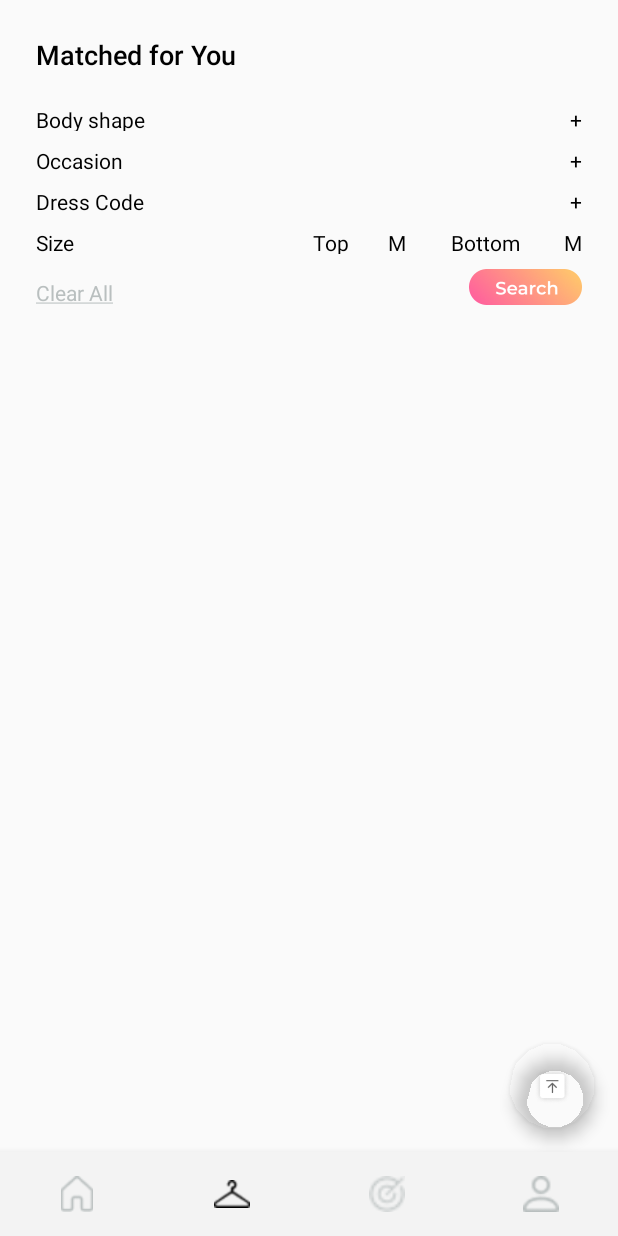
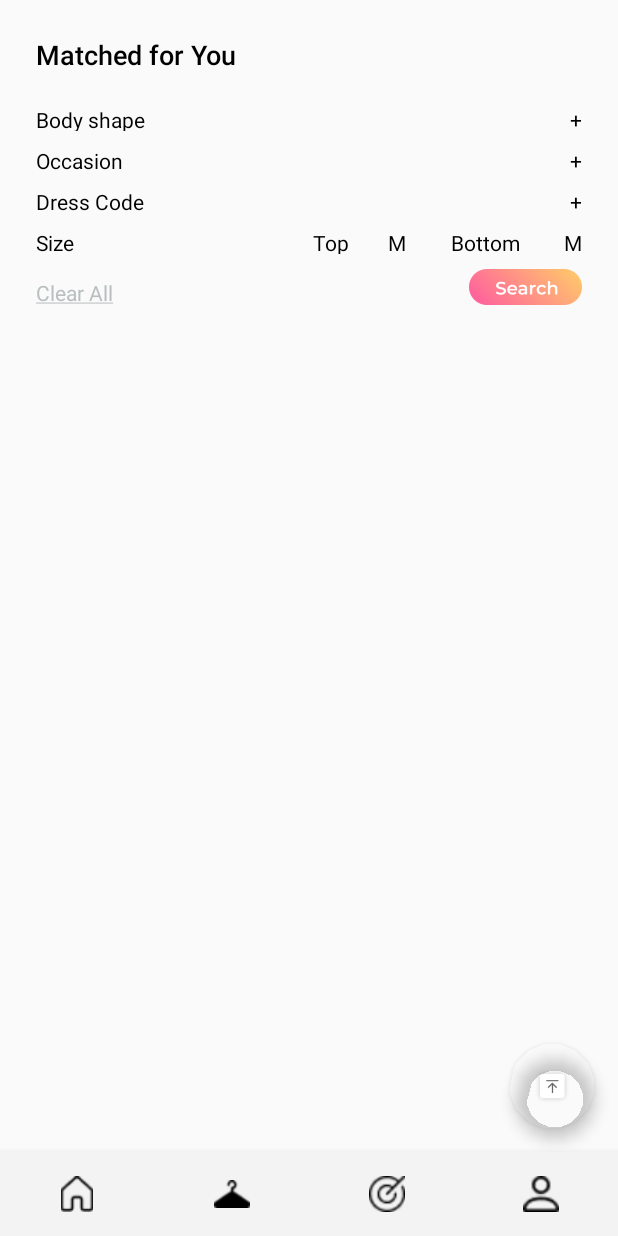
Before and after one commit to BEAUTIPS/P0, an Android app: the screen it shows after launch (MainActivity), item 2 of the bottom bar chosen, on a phone screen of 412 x 824 dp. Run offline under Robolectric (Android 15) with nearby library versions, the phone set to English and light mode, and no system bars; our stand-ins replace Firebase (no records; nobody signed in at launch, a user with empty details on screens opened directly), Picasso, navigation-ui; libraries missing offline, so code that uses them is left out: com.ashokvarma.gander; pictures from the network do not load; 2 statements that could not run were skipped.

Commit message:
adding placeholders

```diff
--- /dev/null
+++ b/merged_version/app/src/main/res/drawable/closet_nav.xml
@@ -0,0 +1,5 @@
+<?xml version="1.0" encoding="utf-8"?>
+<selector xmlns:android="http://schemas.android.com/apk/res/android">
+    <item android:drawable="@drawable/closet" android:state_checked="false"/>
+    <item android:drawable="@drawable/cloth_click" android:state_checked="true"/>
+</selector>
--- /dev/null
+++ b/merged_version/app/src/main/res/drawable/home_nav.xml
@@ -0,0 +1,5 @@
+<?xml version="1.0" encoding="utf-8"?>
+<selector xmlns:android="http://schemas.android.com/apk/res/android">
+    <item android:drawable="@drawable/home" android:state_checked="false"/>
+    <item android:drawable="@drawable/home_click" android:state_checked="true"/>
+</selector>
--- a/merged_version/app/src/main/res/drawable/navigation_view_colored.xml
+++ b/merged_version/app/src/main/res/drawable/navigation_view_colored.xml
@@ -1,5 +1,5 @@
 <?xml version="1.0" encoding="utf-8"?>
 <selector xmlns:android="http://schemas.android.com/apk/res/android">
-    <item android:state_checked="false" android:color="@color/gray" />
+    <item android:state_checked="false" android:color="@color/black" />
     <item android:state_checked="true" android:color="@color/black" />
 </selector>
--- /dev/null
+++ b/merged_version/app/src/main/res/drawable/people_nav.xml
@@ -0,0 +1,5 @@
+<?xml version="1.0" encoding="utf-8"?>
+<selector xmlns:android="http://schemas.android.com/apk/res/android">
+    <item android:drawable="@drawable/people" android:state_checked="false"/>
+    <item android:drawable="@drawable/people_click" android:state_checked="true"/>
+</selector>
--- /dev/null
+++ b/merged_version/app/src/main/res/drawable/target_nav.xml
@@ -0,0 +1,5 @@
+<?xml version="1.0" encoding="utf-8"?>
+<selector xmlns:android="http://schemas.android.com/apk/res/android">
+    <item android:drawable="@drawable/target" android:state_checked="false"/>
+    <item android:drawable="@drawable/target_click" android:state_checked="true"/>
+</selector>
--- a/merged_version/app/src/main/res/menu/navigation.xml
+++ b/merged_version/app/src/main/res/menu/navigation.xml
@@ -3,12 +3,13 @@
     xmlns:app="http://schemas.android.com/apk/res-auto">
     <item
         android:id="@+id/navigation_home"
-        android:icon="@drawable/home"
+        android:icon="@drawable/home_nav"
         android:title="home" />
 
     <item
         android:id="@+id/navigation_group_test2"
-        android:icon="@drawable/closet"
+        android:icon="@drawable/closet_nav"
+        android:iconTint="@color/black"
         android:title="closet" />
 
 <!--    <item-->
@@ -18,12 +19,13 @@
 
     <item
         android:id="@+id/navigation_list"
-        android:icon="@drawable/target"
+        android:icon="@drawable/target_nav"
+        android:background ="@color/black"
         android:title="target" />
 
     <item
         android:id="@+id/navigation_group_test3"
-        android:icon="@drawable/people"
+        android:icon="@drawable/people_nav"
         android:title="target" />
 
 
```
Also changed, not shown: merged_version/app/src/main/res/drawable/cloth_click.png (added), merged_version/app/src/main/res/drawable/home_click.png (added), merged_version/app/src/main/res/drawable/people_click.png (added), merged_version/app/src/main/res/drawable/small.png (added), merged_version/app/src/main/res/drawable/target.png, merged_version/app/src/main/res/drawable/target_click.png (added).
